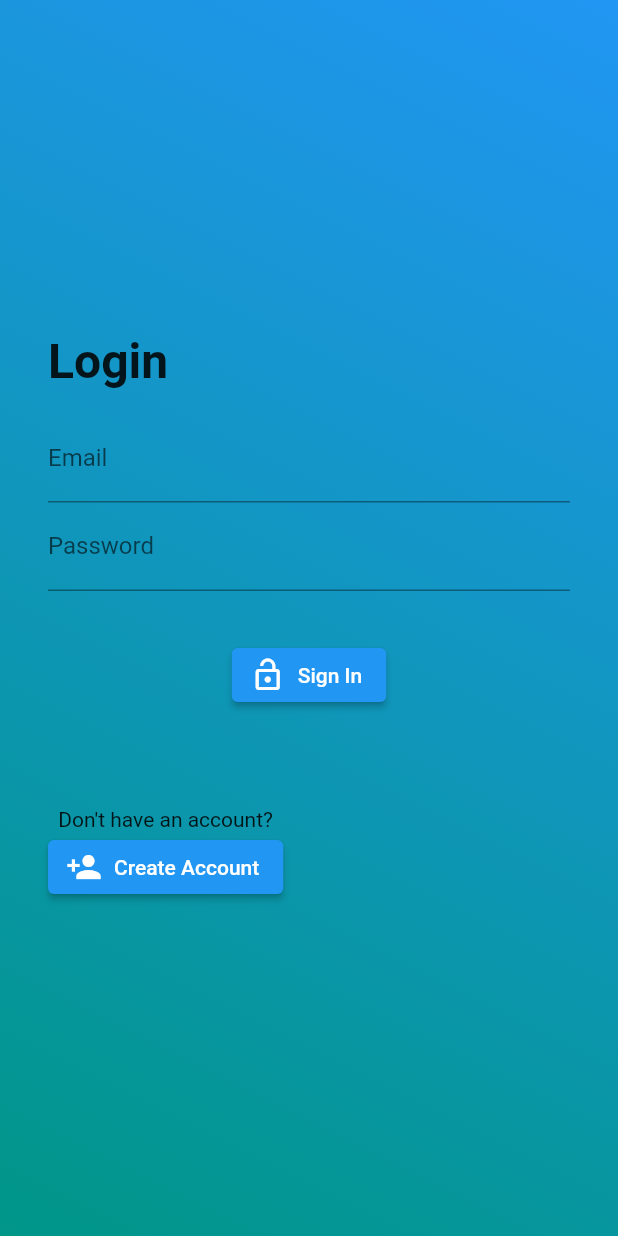
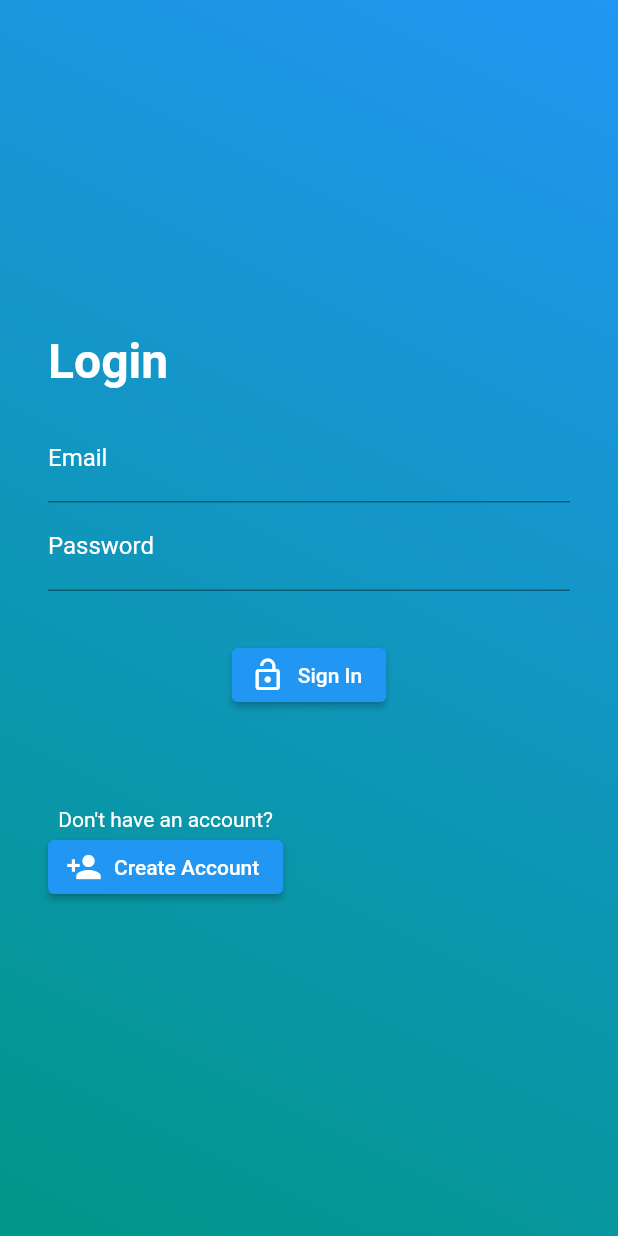
Before and after one commit to mgehrls/nerdyTinderClone, a Flutter app: the LoginWidget screen opened directly, on a phone screen of 412 x 824 dp. Run offline on Flutter 3.47's test engine with Material 2 defaults, Android fonts, the phone set to English and light mode, and no system bars; our stand-ins replace cloud_firestore, firebase_auth, firebase_core, fluttertoast, go_router, image_picker and 1 more; accounts and stored records are empty.

Commit message:
refactor for layout consistency

```diff
--- a/lib/screens/intro_screen.dart
+++ b/lib/screens/intro_screen.dart
@@ -15,7 +15,11 @@ class IntroScreen extends StatefulWidget {
 }
 
 class _IntroScreenState extends State<IntroScreen> {
+  String? name;
+  int? age;
   File? image;
+  File? image2;
+  File? image3;
 
   @override
   Widget build(BuildContext context) {
--- a/lib/screens/login_screen.dart
+++ b/lib/screens/login_screen.dart
@@ -25,8 +25,7 @@ class _LoginWidgetState extends State<LoginWidget> {
 
   @override
   Widget build(BuildContext context) {
-    return SafeArea(
-      child: Container(
+    return Container(
       padding: const EdgeInsets.all(32),
       decoration: const BoxDecoration(
         gradient: LinearGradient(
@@ -38,6 +37,9 @@ class _LoginWidgetState extends State<LoginWidget> {
           end: Alignment.bottomLeft,
         ),
       ),
+      child: Scaffold(
+        backgroundColor: Colors.transparent,
+        body: SafeArea(
           child: Column(
             mainAxisAlignment: MainAxisAlignment.center,
             crossAxisAlignment: CrossAxisAlignment.start,
@@ -45,21 +47,36 @@ class _LoginWidgetState extends State<LoginWidget> {
               const Text(
                 'Login',
                 style: TextStyle(
+                  color: Colors.white,
                   fontSize: 32,
                   fontWeight: FontWeight.bold,
                 ),
               ),
               const SizedBox(height: 16),
               TextField(
+                style: const TextStyle(
+                  color: Colors.white,
+                  fontSize: 16,
+                ),
                 controller: emailController,
                 decoration: const InputDecoration(
                   labelText: 'Email',
+                  labelStyle: TextStyle(
+                    color: Colors.white,
+                  ),
                 ),
               ),
               TextField(
+                style: const TextStyle(
+                  color: Colors.white,
+                  fontSize: 16,
+                ),
                 controller: passwordController,
                 decoration: const InputDecoration(
                   labelText: 'Password',
+                  labelStyle: TextStyle(
+                    color: Colors.white,
+                  ),
                 ),
                 obscureText: true,
               ),
@@ -80,7 +97,10 @@ class _LoginWidgetState extends State<LoginWidget> {
               Column(
                 crossAxisAlignment: CrossAxisAlignment.center,
                 children: [
-                const Text('Don\'t have an account?'),
+                  const Text(
+                    'Don\'t have an account?',
+                    style: TextStyle(color: Colors.white),
+                  ),
                   const SizedBox(width: 8),
                   ElevatedButton.icon(
                     icon: const Icon(Icons.person_add),
@@ -94,6 +114,7 @@ class _LoginWidgetState extends State<LoginWidget> {
             ],
           ),
         ),
+      ),
     );
   }
 
```
Also changed, not shown: lib/screens/registration_screen.dart (+6 -4 lines). Lines whose indentation alone changed are shown as unchanged.
